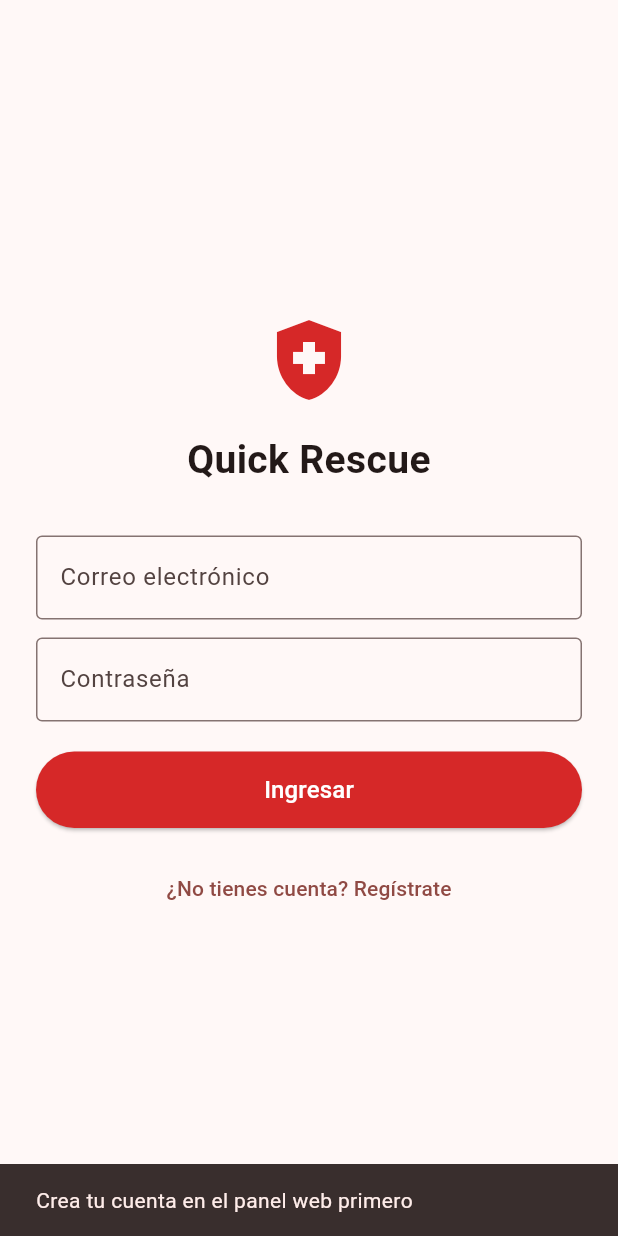
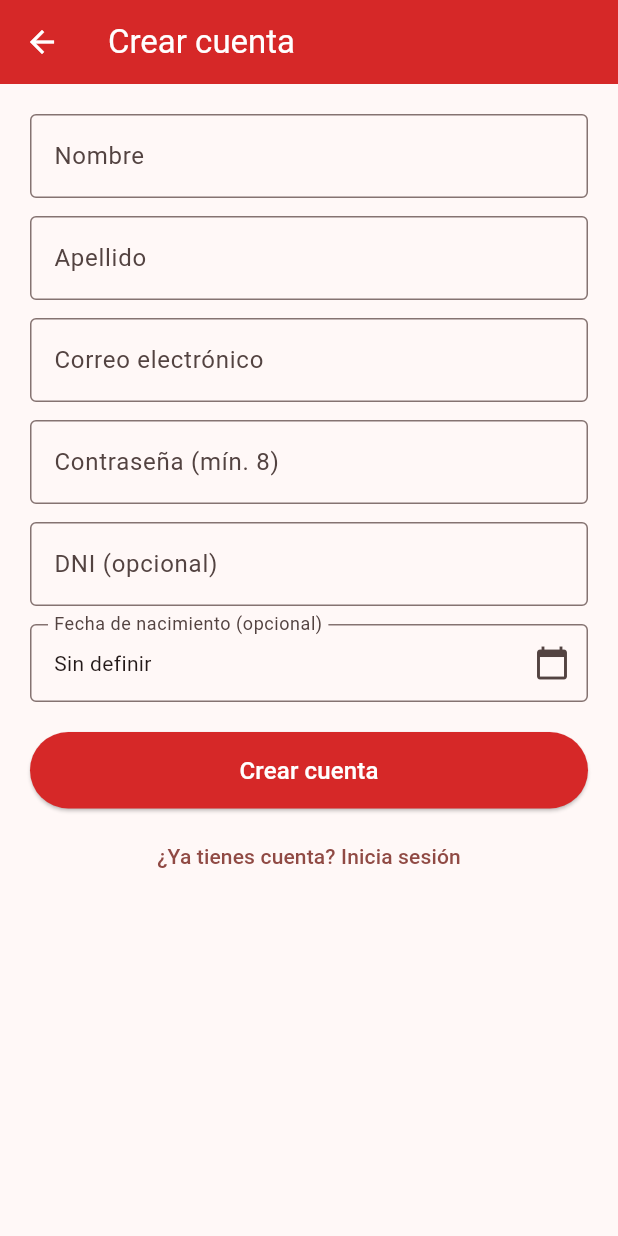
Before and after one commit to frankichi/quickrescue, a Flutter app: the HomeScreen screen opened by its route, after a tap on the "logout" icon, after a tap on "¿No tienes cuenta? Regístrate", on a phone screen of 412 x 824 dp. Run offline on Flutter 3.47's test engine with Material 3 defaults, Android fonts, the phone set to English and light mode, and no system bars; our stand-ins replace flutter_map, geolocator, latlong2, permission_handler, shared_preferences; missing offline and left inert: mobile_scanner; accounts and stored records are empty.

Commit message:
feat(mobile): registro in-app, QR scanner, OSM y reporte automático de ubicación
- Backend: endpoint público GET /usuarios/:id/publico (sin auth)
- Mobile: pantalla de registro con date picker
- Mobile: lector de QR con permission_handler + linterna
- Mobile: pantalla de detalle público (datos médicos + tel: clickeable)
- Mobile: reemplazo de Google Maps por OpenStreetMap (sin API key)
- Mobile: reporte automático de ubicación cada 5 min en foreground
- CI: regenera scaffold android antes de build, elimina paso MAPS_API_KEY

```diff
--- a/mobile/lib/screens/home_screen.dart
+++ b/mobile/lib/screens/home_screen.dart
@@ -1,5 +1,8 @@
+import 'dart:async';
 import 'package:flutter/material.dart';
-import 'package:google_maps_flutter/google_maps_flutter.dart';
+import 'package:flutter_map/flutter_map.dart';
+import 'package:latlong2/latlong.dart';
+import 'package:geolocator/geolocator.dart';
 import '../services/auth_service.dart';
 import '../services/location_service.dart';
 import '../models/usuario.dart';
@@ -10,17 +13,27 @@ class HomeScreen extends StatefulWidget {
 }
 
 class _HomeScreenState extends State<HomeScreen> {
-  GoogleMapController? _mapController;
+  static const Duration _intervaloReporte = Duration(minutes: 5);
+
+  final MapController _mapController = MapController();
   LatLng? _miPosicion;
   Usuario? _usuario;
   String? _error;
   bool _reportando = false;
+  Timer? _timerReporte;
 
   @override
   void initState() {
     super.initState();
     _cargarUsuario();
     _obtenerYReportar();
+    _arrancarReportePeriodico();
+  }
+
+  @override
+  void dispose() {
+    _timerReporte?.cancel();
+    super.dispose();
   }
 
   Future<void> _cargarUsuario() async {
@@ -32,11 +45,11 @@ class _HomeScreenState extends State<HomeScreen> {
     setState(() { _reportando = true; _error = null; });
     try {
       final pos = await LocationService.obtenerPosicionActual();
-      // Reporta al backend en segundo plano (no bloquea el UI)
       LocationService.reportarAlBackend(pos).catchError((_) {});
       if (!mounted) return;
-      setState(() => _miPosicion = LatLng(pos.latitude, pos.longitude));
-      _mapController?.animateCamera(CameraUpdate.newLatLngZoom(_miPosicion!, 16));
+      final nueva = LatLng(pos.latitude, pos.longitude);
+      setState(() => _miPosicion = nueva);
+      _mapController.move(nueva, 16);
     } catch (e) {
       if (mounted) setState(() => _error = e.toString().replaceFirst('Exception: ', ''));
     } finally {
@@ -44,7 +57,23 @@ class _HomeScreenState extends State<HomeScreen> {
     }
   }
 
+  /// Cada 5 min: obtiene la posición silenciosamente y la reporta.
+  /// No actualiza la UI ni muestra errores (es background passivo en foreground).
+  void _arrancarReportePeriodico() {
+    _timerReporte = Timer.periodic(_intervaloReporte, (_) async {
+      try {
+        final pos = await Geolocator.getCurrentPosition(
+          desiredAccuracy: LocationAccuracy.high,
+        );
+        await LocationService.reportarAlBackend(pos);
+      } catch (_) {
+        // Silencioso: si falla un tick, lo intentará en el siguiente.
+      }
+    });
+  }
+
   Future<void> _logout() async {
+    _timerReporte?.cancel();
     await AuthService.logout();
     if (!mounted) return;
     Navigator.pushReplacementNamed(context, '/login');
@@ -70,17 +99,38 @@ class _HomeScreenState extends State<HomeScreen> {
           if (_miPosicion == null)
             const Center(child: CircularProgressIndicator())
           else
-            GoogleMap(
-              initialCameraPosition: CameraPosition(target: _miPosicion!, zoom: 16),
-              myLocationEnabled: true,
-              myLocationButtonEnabled: true,
-              onMapCreated: (c) => _mapController = c,
-              markers: {
-                Marker(markerId: const MarkerId('yo'),
-                  position: _miPosicion!,
-                  infoWindow: const InfoWindow(title: 'Tu ubicación')),
-              },
+            FlutterMap(
+              mapController: _mapController,
+              options: MapOptions(
+                initialCenter: _miPosicion!,
+                initialZoom: 16,
+                minZoom: 3,
+                maxZoom: 19,
+              ),
+              children: [
+                TileLayer(
+                  urlTemplate: 'https://tile.openstreetmap.org/{z}/{x}/{y}.png',
+                  userAgentPackageName: 'com.quickrescue.app',
+                  // OSM exige attribution; lo agregamos abajo.
+                ),
+                MarkerLayer(
+                  markers: [
+                    Marker(
+                      point: _miPosicion!,
+                      width: 48, height: 48,
+                      child: const Icon(Icons.location_on,
+                                        size: 48, color: Color(0xFFD62828)),
+                    ),
+                  ],
+                ),
+                const RichAttributionWidget(
+                  attributions: [
+                    TextSourceAttribution('OpenStreetMap contributors'),
+                  ],
+                ),
+              ],
             ),
+
           if (_error != null)
             Positioned(
               top: 16, left: 16, right: 16,
@@ -98,6 +148,21 @@ class _HomeScreenState extends State<HomeScreen> {
                 ),
               ),
             ),
+
+          // Botón QR en esquina superior derecha
+          Positioned(
+            top: 16, right: 16,
+            child: FloatingActionButton(
+              heroTag: 'qr',
+              backgroundColor: Colors.white,
+              foregroundColor: const Color(0xFFD62828),
+              tooltip: 'Escanear QR',
+              onPressed: () => Navigator.pushNamed(context, '/qr-scanner'),
+              child: const Icon(Icons.qr_code_scanner, size: 28),
+            ),
+          ),
+
+          // SOS abajo
           Positioned(
             bottom: 24, left: 16, right: 16,
             child: ElevatedButton.icon(
--- a/mobile/lib/screens/login_screen.dart
+++ b/mobile/lib/screens/login_screen.dart
@@ -91,13 +91,9 @@ class _LoginScreenState extends State<LoginScreen> {
                   ),
                   const SizedBox(height: 16),
                   TextButton(
-                    onPressed: () {
-                      // TODO (Antigravity): pantalla de registro mobile.
-                      // Por ahora redirigimos al panel web.
-                      ScaffoldMessenger.of(context).showSnackBar(
-                        const SnackBar(content: Text('Crea tu cuenta en el panel web primero')),
-                      );
-                    },
+                    onPressed: _cargando
+                      ? null
+                      : () => Navigator.pushNamed(context, '/register'),
                     child: const Text('¿No tienes cuenta? Regístrate'),
                   ),
                 ],
--- /dev/null
+++ b/mobile/lib/screens/register_screen.dart
@@ -0,0 +1,170 @@
+import 'package:flutter/material.dart';
+import 'package:intl/intl.dart';
+import '../services/auth_service.dart';
+
+class RegisterScreen extends StatefulWidget {
+  const RegisterScreen({super.key});
+  @override State<RegisterScreen> createState() => _RegisterScreenState();
+}
+
+class _RegisterScreenState extends State<RegisterScreen> {
+  final _form = GlobalKey<FormState>();
+  final _nombre   = TextEditingController();
+  final _apellido = TextEditingController();
+  final _email    = TextEditingController();
+  final _pass     = TextEditingController();
+  final _dni      = TextEditingController();
+  DateTime? _fechaNac;
+  bool _cargando = false;
+  String? _error;
+
+  @override
+  void dispose() {
+    _nombre.dispose(); _apellido.dispose();
+    _email.dispose();  _pass.dispose(); _dni.dispose();
+    super.dispose();
+  }
+
+  Future<void> _elegirFecha() async {
+    final hoy = DateTime.now();
+    final picked = await showDatePicker(
+      context: context,
+      initialDate: DateTime(hoy.year - 30),
+      firstDate:   DateTime(1900),
+      lastDate:    hoy,
+      helpText: 'Fecha de nacimiento',
+    );
+    if (picked != null) setState(() => _fechaNac = picked);
+  }
+
+  Future<void> _registrar() async {
+    if (!_form.currentState!.validate()) return;
+    setState(() { _cargando = true; _error = null; });
+    try {
+      await AuthService.registrar({
+        'nombre':   _nombre.text.trim(),
+        'apellido': _apellido.text.trim(),
+        'email':    _email.text.trim(),
+        'password': _pass.text,
+        if (_dni.text.trim().isNotEmpty) 'dni': _dni.text.trim(),
+        if (_fechaNac != null)
+          'fecha_nacimiento': DateFormat('yyyy-MM-dd').format(_fechaNac!),
+      });
+      if (!mounted) return;
+      Navigator.pushNamedAndRemoveUntil(context, '/home', (_) => false);
+    } catch (e) {
+      setState(() => _error = e.toString().replaceFirst('Exception: ', ''));
+    } finally {
+      if (mounted) setState(() => _cargando = false);
+    }
+  }
+
+  @override
+  Widget build(BuildContext context) {
+    final fechaTxt = _fechaNac == null
+      ? 'Sin definir'
+      : DateFormat('dd/MM/yyyy').format(_fechaNac!);
+
+    return Scaffold(
+      appBar: AppBar(
+        title: const Text('Crear cuenta'),
+        backgroundColor: const Color(0xFFD62828),
+        foregroundColor: Colors.white,
+      ),
+      body: SafeArea(
+        child: SingleChildScrollView(
+          padding: const EdgeInsets.all(20),
+          child: Form(
+            key: _form,
+            child: Column(
+              crossAxisAlignment: CrossAxisAlignment.stretch,
+              children: [
+                TextFormField(
+                  controller: _nombre,
+                  textCapitalization: TextCapitalization.words,
+                  decoration: const InputDecoration(
+                    labelText: 'Nombre', border: OutlineInputBorder()),
+                  validator: (v) => (v == null || v.trim().isEmpty) ? 'Requerido' : null,
+                ),
+                const SizedBox(height: 12),
+                TextFormField(
+                  controller: _apellido,
+                  textCapitalization: TextCapitalization.words,
+                  decoration: const InputDecoration(
+                    labelText: 'Apellido', border: OutlineInputBorder()),
+                  validator: (v) => (v == null || v.trim().isEmpty) ? 'Requerido' : null,
+                ),
+                const SizedBox(height: 12),
+                TextFormField(
+                  controller: _email,
+                  keyboardType: TextInputType.emailAddress,
+                  decoration: const InputDecoration(
+                    labelText: 'Correo electrónico', border: OutlineInputBorder()),
+                  validator: (v) =>
+                      (v == null || !v.contains('@')) ? 'Email inválido' : null,
+                ),
+                const SizedBox(height: 12),
+                TextFormField(
+                  controller: _pass,
+                  obscureText: true,
+                  decoration: const InputDecoration(
+                    labelText: 'Contraseña (mín. 8)', border: OutlineInputBorder()),
+                  validator: (v) =>
+                      (v == null || v.length < 8) ? 'Mínimo 8 caracteres' : null,
+                ),
+                const SizedBox(height: 12),
+                TextFormField(
+                  controller: _dni,
+                  keyboardType: TextInputType.number,
+                  decoration: const InputDecoration(
+                    labelText: 'DNI (opcional)', border: OutlineInputBorder()),
+                  validator: (v) {
+                    if (v == null || v.trim().isEmpty) return null;
+                    if (v.trim().length < 6 || v.trim().length > 15) {
+                      return 'Entre 6 y 15 caracteres';
+                    }
+                    return null;
+                  },
+                ),
+                const SizedBox(height: 12),
+                InkWell(
+                  onTap: _elegirFecha,
+                  child: InputDecorator(
+                    decoration: const InputDecoration(
+                      labelText: 'Fecha de nacimiento (opcional)',
+                      border: OutlineInputBorder(),
+                      suffixIcon: Icon(Icons.calendar_today),
+                    ),
+                    child: Text(fechaTxt),
+                  ),
+                ),
+                if (_error != null) ...[
+                  const SizedBox(height: 12),
+                  Text(_error!, style: const TextStyle(color: Color(0xFFD62828))),
+                ],
+                const SizedBox(height: 20),
+                ElevatedButton(
+                  onPressed: _cargando ? null : _registrar,
+                  style: ElevatedButton.styleFrom(
+                    backgroundColor: const Color(0xFFD62828),
+                    foregroundColor: Colors.white,
+                    padding: const EdgeInsets.symmetric(vertical: 14),
+                  ),
+                  child: _cargando
+                    ? const SizedBox(width: 20, height: 20,
+                        child: CircularProgressIndicator(strokeWidth: 2, color: Colors.white))
+                    : const Text('Crear cuenta', style: TextStyle(fontSize: 16)),
+                ),
+                const SizedBox(height: 8),
+                TextButton(
+                  onPressed: _cargando ? null : () => Navigator.pop(context),
+                  child: const Text('¿Ya tienes cuenta? Inicia sesión'),
+                ),
+              ],
+            ),
+          ),
+        ),
+      ),
+    );
+  }
+}
--- a/mobile/pubspec.yaml
+++ b/mobile/pubspec.yaml
@@ -14,7 +14,11 @@ dependencies:
   http: ^1.2.1                       # Cliente HTTP simple
   shared_preferences: ^2.2.3         # Persistencia local del token
   geolocator: ^11.0.0                # GPS con permisos
-  google_maps_flutter: ^2.6.1        # Mapa con Google Maps SDK
+  flutter_map: ^7.0.0                # Mapa con OpenStreetMap (sin API key)
+  latlong2: ^0.9.1                   # Tipo LatLng usado por flutter_map
+  mobile_scanner: ^5.0.0             # Lector de QR con cámara
+  permission_handler: ^11.3.0        # Permisos runtime (cámara, etc.)
+  intl: ^0.19.0                      # Formateo de fechas
   url_launcher: ^6.2.6               # Abrir tel:, mailto:, https://
 
 dev_dependencies:
```
Also changed, not shown: docs/api-spec.yaml (+45 -0 lines), mobile/lib/main.dart (+11 -5 lines), mobile/lib/screens/qr_detail_screen.dart (added, +178 -0 lines), mobile/lib/screens/qr_scanner_screen.dart (added, +211 -0 lines), 7 other files.
